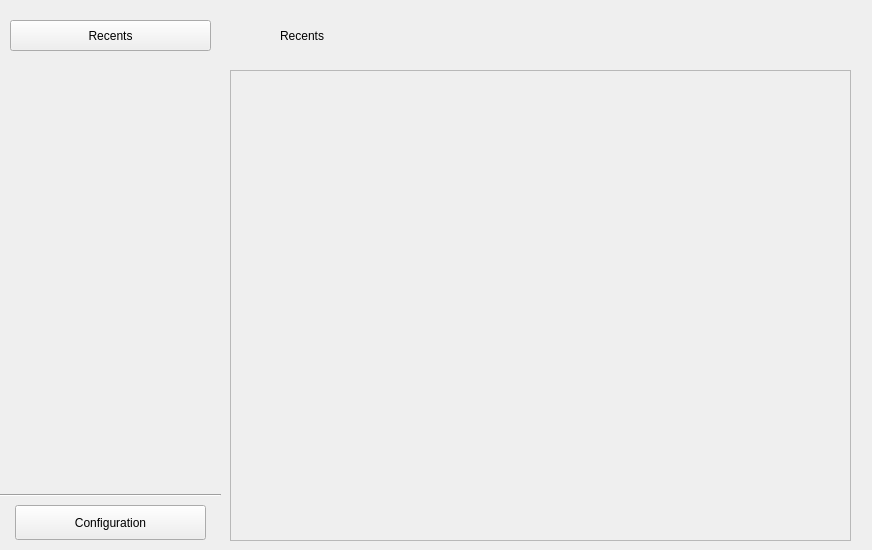
The window that src/components/projects-panel/projectspanel.ui (RapidWebForge/RapidWebForgeApp) describes before a commit, drawn with Qt 5.
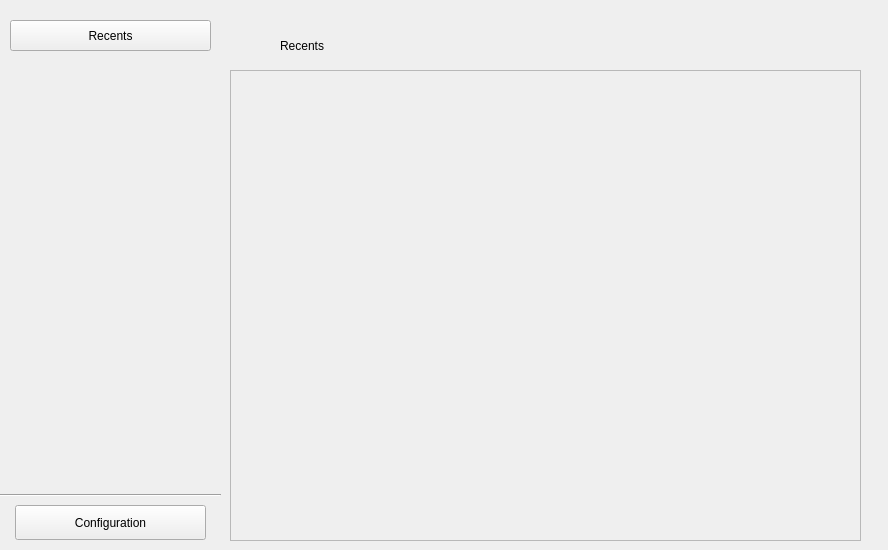
The same window after the commit. Icons and pictures are not drawn.

Commit message: fix(projects-panel): correct button alignment issues and adjust spacing

```diff
--- a/src/components/projects-panel/projectspanel.ui
+++ b/src/components/projects-panel/projectspanel.ui
@@ -6,7 +6,7 @@
    <rect>
     <x>0</x>
     <y>0</y>
-    <width>872</width>
+    <width>888</width>
     <height>550</height>
    </rect>
   </property>
@@ -17,7 +17,7 @@
    <property name="geometry">
     <rect>
      <x>280</x>
-     <y>20</y>
+     <y>30</y>
      <width>111</width>
      <height>31</height>
     </rect>
@@ -31,7 +31,7 @@
     <rect>
      <x>230</x>
      <y>70</y>
-     <width>621</width>
+     <width>631</width>
      <height>471</height>
     </rect>
    </property>
@@ -46,7 +46,7 @@
      <rect>
       <x>0</x>
       <y>0</y>
-      <width>619</width>
+      <width>629</width>
       <height>469</height>
      </rect>
     </property>
@@ -55,7 +55,7 @@
       <rect>
        <x>4</x>
        <y>0</y>
-       <width>611</width>
+       <width>631</width>
        <height>491</height>
       </rect>
      </property>
```
The commit also changes 7 other files.
